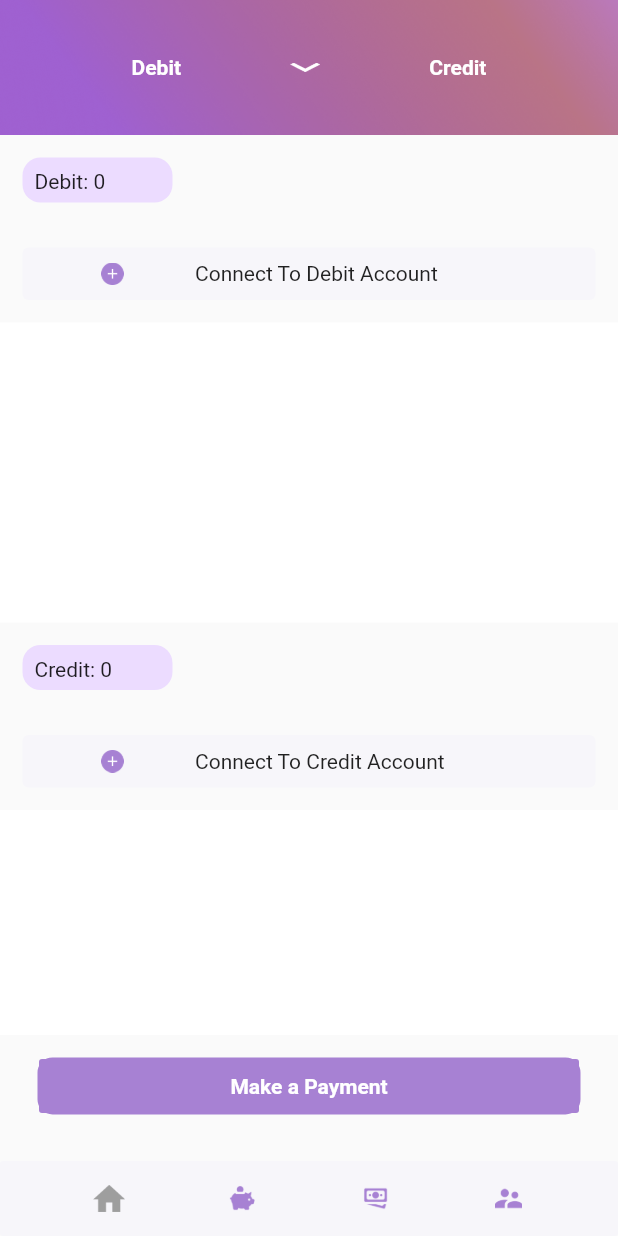
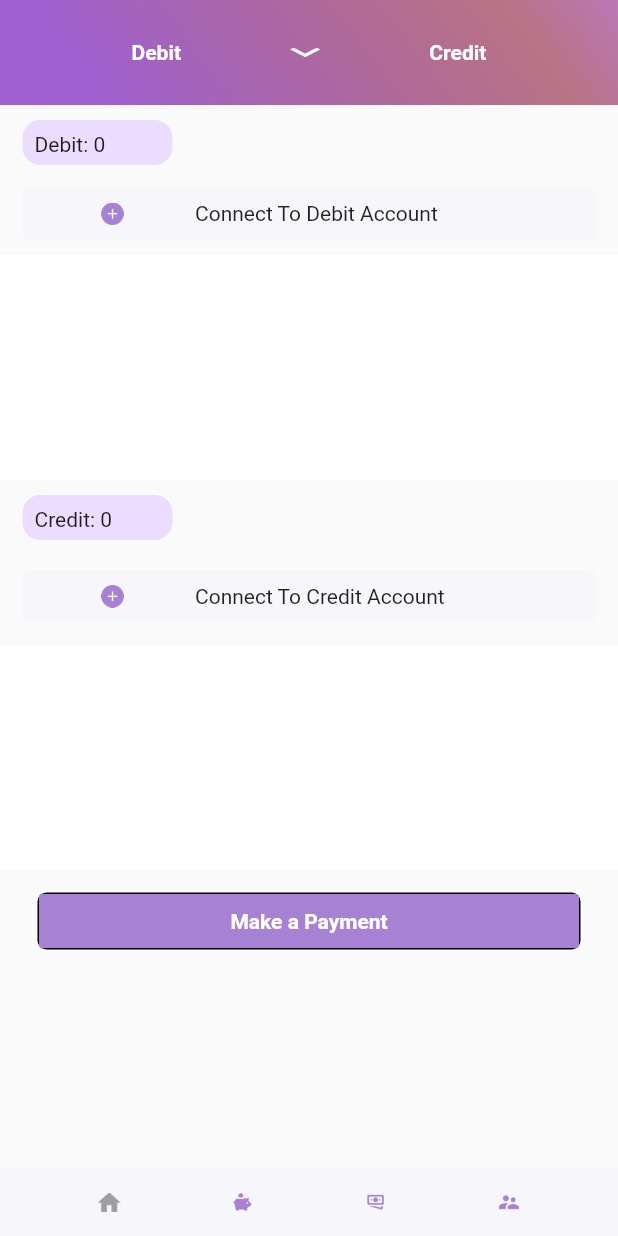
Before and after one commit to farheenzafran/SWIPE, a Flutter app: the Dashboard screen opened directly, on a phone screen of 412 x 824 dp. Run offline on Flutter 3.47's test engine with Material 2 defaults, Android fonts, the phone set to English and light mode, and no system bars; our stand-ins replace carousel_slider, pin_code_fields, shared_preferences; missing offline and left inert: country_list_pick, dart:ffi, flutter_overlay_loader, plaid_flutter; accounts and stored records are empty; network calls fail; Roboto replaces fonts that are missing (Poppins).

Commit message:
2022 buildno.16

```diff
--- a/lib/Controller/Dashboard.dart
+++ b/lib/Controller/Dashboard.dart
@@ -237,7 +237,7 @@ class tdashboardState extends State<Dashboard> {
             crossAxisAlignment: CrossAxisAlignment.center,
             children: <Widget>[
               Container(
-                height: 90,
+                height: 70,
                 width: double.infinity,
                 padding: EdgeInsets.all(15),
                 //color: const Color(0xDEB46FEA),
@@ -285,7 +285,7 @@ class tdashboardState extends State<Dashboard> {
                 child: Container(
                   height: 30,
                   width: 100,
-                  margin: EdgeInsets.only(top: 15, left: 15, bottom: 15),
+                  margin: EdgeInsets.only(top: 10, left: 15, bottom: 10),
                   alignment: Alignment.topLeft,
                   padding: EdgeInsets.all(8),
                   decoration: BoxDecoration(
@@ -306,7 +306,7 @@ class tdashboardState extends State<Dashboard> {
                       height: 35,
                       width: double.infinity,
                       margin: EdgeInsets.only(
-                          top: 15, left: 15, bottom: 15, right: 15),
+                          top: 5, left: 15, bottom: 10, right: 15),
                       padding: EdgeInsets.all(5),
                       decoration: BoxDecoration(
                           borderRadius: BorderRadius.circular(4),
@@ -349,7 +349,7 @@ class tdashboardState extends State<Dashboard> {
                   //-----------------------------------debir////-----------
                   Container(
                     width: double.infinity,
-                    height: 200.0,
+                    height: 150.0,
                     margin: const EdgeInsets.only(bottom: 0, top: 0),
                     color: Colors.white,
                     child: ListView(
@@ -434,7 +434,7 @@ class tdashboardState extends State<Dashboard> {
                 child: Container(
                   height: 30,
                   width: 100,
-                  margin: EdgeInsets.only(top: 15, left: 15, bottom: 15),
+                  margin: EdgeInsets.only(top: 10, left: 15, bottom: 5),
                   alignment: Alignment.topLeft,
                   padding: EdgeInsets.all(8),
                   decoration: BoxDecoration(
@@ -605,11 +605,11 @@ class tdashboardState extends State<Dashboard> {
                 height: 38,
                 width: double.infinity,
                 margin: const EdgeInsets.only(
-                    top: 15, bottom: 5.0, left: 25, right: 25),
+                    top: 15, bottom: 20.0, left: 25, right: 25),
                 decoration: BoxDecoration(
-                    borderRadius: BorderRadius.circular(10),
+                    borderRadius: BorderRadius.circular(6),
                     border: Border.all(
-                      color: const Color(0xFFA781D3),
+                      //color: const Color(0xFFA781D3),
                     )),
                 child: FlatButton(
                   color: const Color(0xFFA781D3),
@@ -626,9 +626,9 @@ class tdashboardState extends State<Dashboard> {
                   ),
                 ),
               ),
-              Spacer(),
-              Container(
-                height: 50,
+             Spacer(),
+             Container(
+                height: 45,
                 padding: const EdgeInsets.all(
                   8,
                 ),
@@ -761,11 +761,8 @@ class tdashboardState extends State<Dashboard> {
     for (var t in tdata.transactions!) {
       var card = Container(
         margin: EdgeInsets.only(left: 15,right: 15,top: 5,bottom: 5),
-        color: Colors.white,
+          color: const Color(0xffF5F5F5),
         child:Scrollbar(
-        // children: [
-        //    Scrollbar(
-        //     children: <Widget>[
        child: ListTile(
           contentPadding: EdgeInsets.all(8),
           leading: CircleAvatar(
@@ -1871,6 +1868,8 @@ class tdashboardState extends State<Dashboard> {
           ),
       ],
     );
+    selected: true;
+
   }
 
   void setStudentLoanContainer(Student student, double sliderValue) {
--- a/lib/main.dart
+++ b/lib/main.dart
@@ -72,7 +72,7 @@ class _MyHomePageState extends State<MyHomePage> {
       print(authenticated);
       return Dashboard();
     } else {
-      return Dashboard();//change to login again
+      return LoginScreen();//change to login again
     }
   }
   @override
```
Also changed, not shown: 1 other file.
